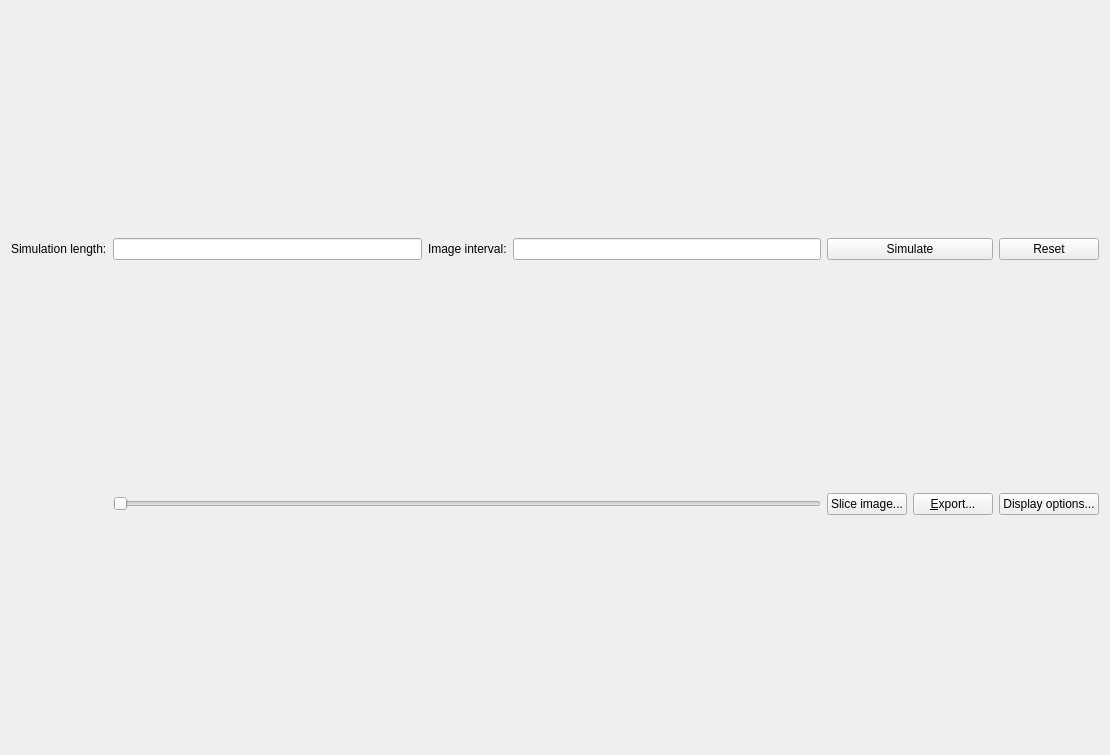
First picture: the form in gui/tabs/tabsimulate.ui, repository spatial-model-editor/spatial-model-editor, before the edit.
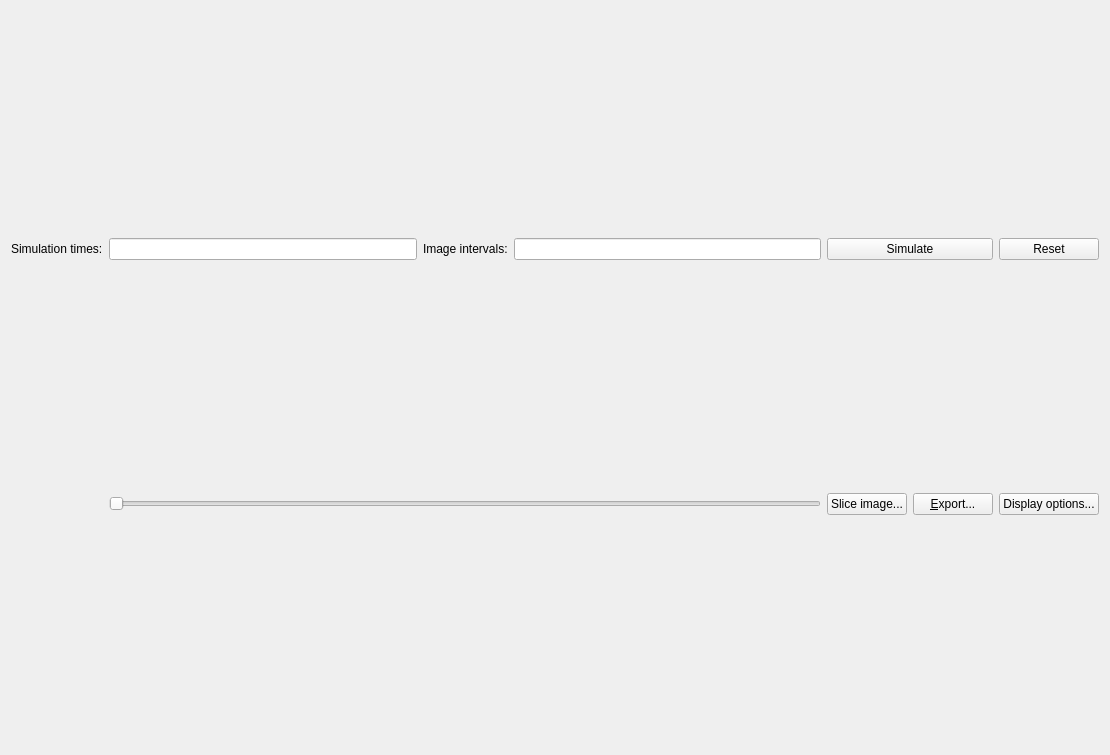
Second picture: the form after the edit.

Commit message: Make Python and CLI simulation options consistent

What changed in the file:
```diff
--- a/gui/tabs/tabsimulate.ui
+++ b/gui/tabs/tabsimulate.ui
@@ -53,7 +53,7 @@
      <item row="0" column="2">
       <widget class="QLabel" name="lblSimInterval">
        <property name="text">
-        <string>Image interval:</string>
+        <string>Image intervals:</string>
        </property>
       </widget>
      </item>
@@ -96,7 +96,7 @@
      <item row="0" column="0">
       <widget class="QLabel" name="lblSimLength">
        <property name="text">
-        <string>Simulation length:</string>
+        <string>Simulation times:</string>
        </property>
       </widget>
      </item>
```
The commit also changes 13 other files.
